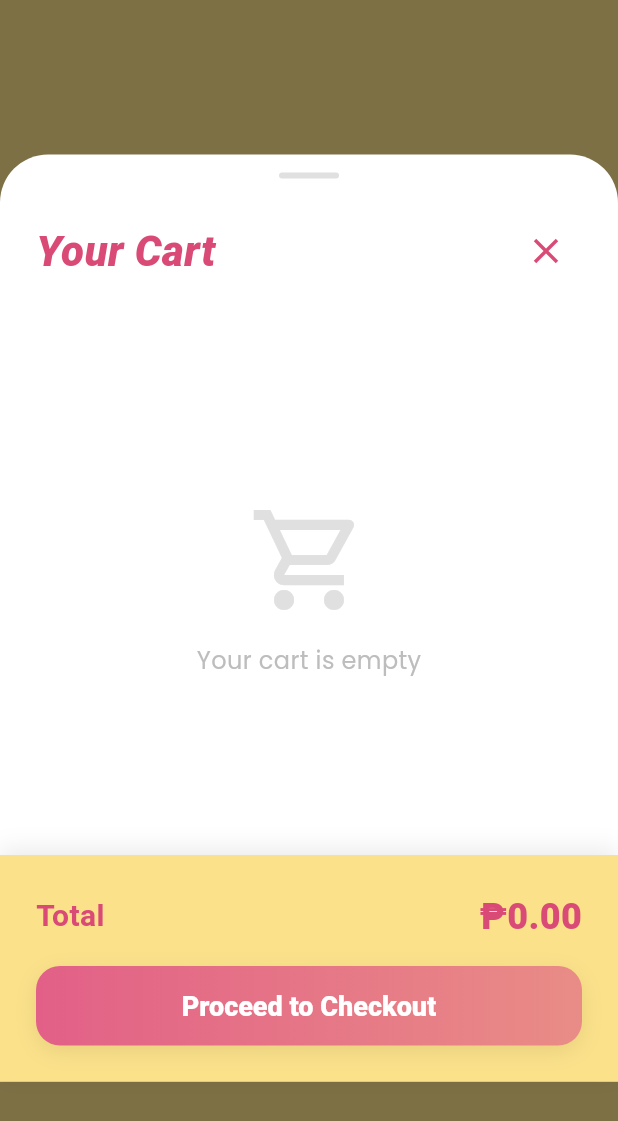
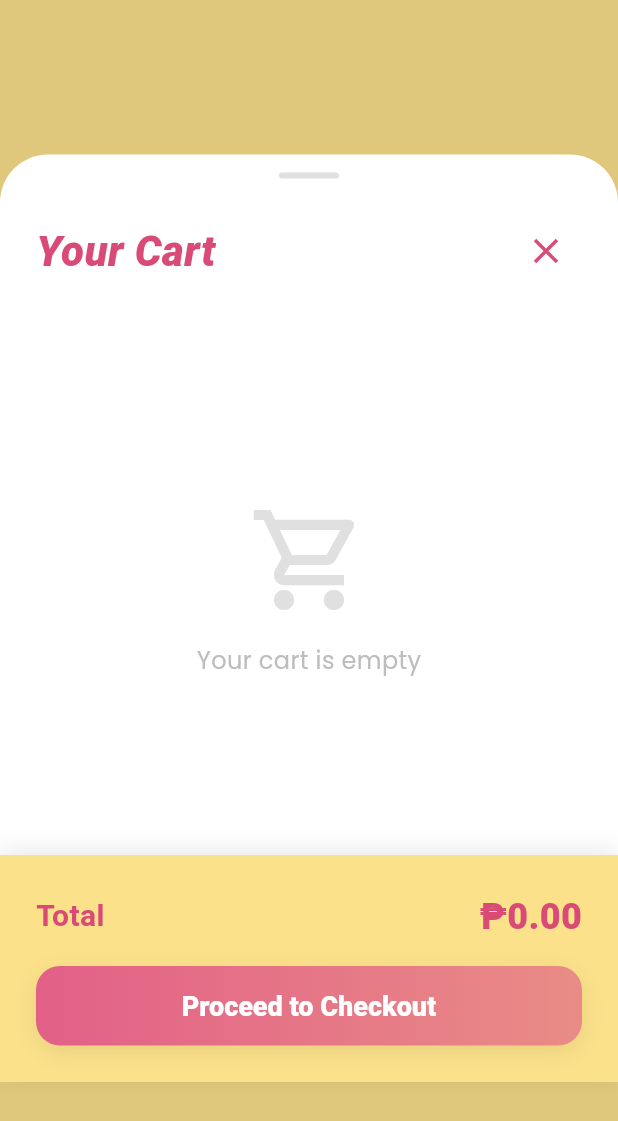
Before and after one commit to Ndkorr/in-bento-cake-kiosk, a Flutter app: the _CartOverlay widget shown alone on an empty page, opened directly with empty values, on a phone screen of 412 x 824 dp. Shown: the top 1121 px of the screen. Run offline on Flutter 3.47's test engine with Material 3 defaults, Android fonts, the phone set to English and light mode, and no system bars; our stand-ins replace google_fonts; missing offline and left inert: model_viewer_plus; Roboto replaces fonts that are missing (Ubuntu).

Commit message:
#4 Modify Menu Screen

```diff
--- a/lib/screens/menu_screen.dart
+++ b/lib/screens/menu_screen.dart
@@ -716,7 +716,7 @@ class _CartOverlayState extends State<_CartOverlay>
     return GestureDetector(
       onTap: _close,
       child: Container(
-        color: Colors.black.withAlpha(128),
+        color: Colors.black.withAlpha(28),
         child: GestureDetector(
           onTap: () {}, // Prevent closing when tapping overlay content
           child: SlideTransition(
@@ -730,7 +730,7 @@ class _CartOverlayState extends State<_CartOverlay>
                 // Use a stable centered width to avoid odd wrapping on web in landscape
                 double targetWidth = isLandscape ? size.width * 0.55 : math.min(size.width, 1100);
                 // Clamp so it's never too small or too wide
-                targetWidth = targetWidth.clamp(520.0, 1800.0);
+                targetWidth = targetWidth.clamp(520.0, 1100.0);
 
                 return Center(
                   child: SizedBox(
```
